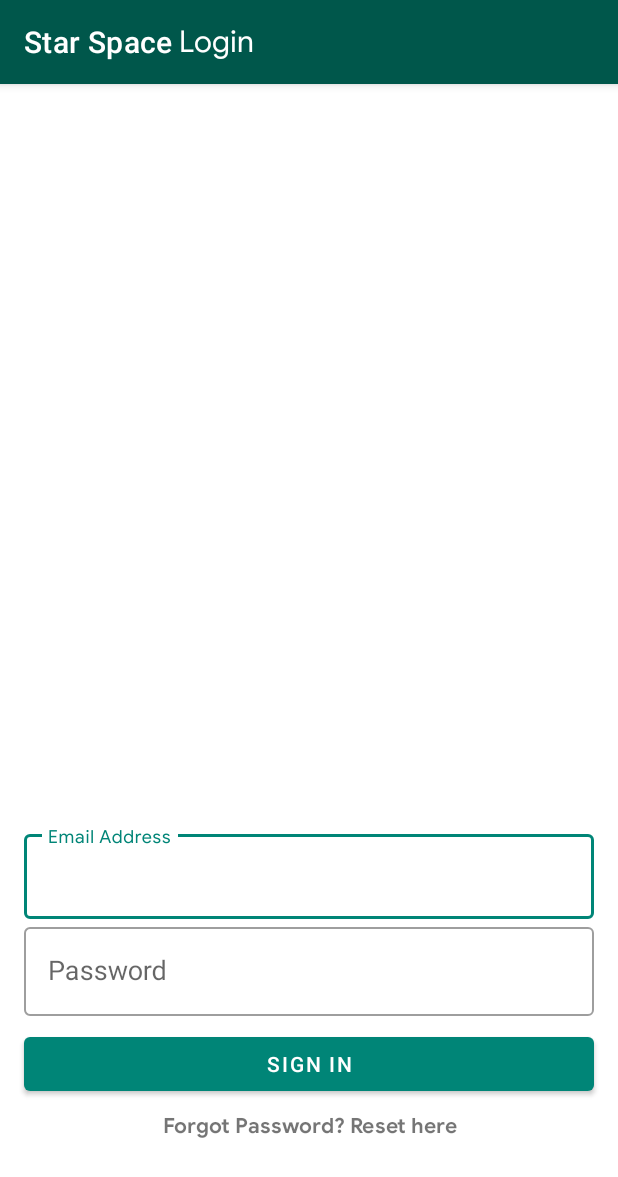
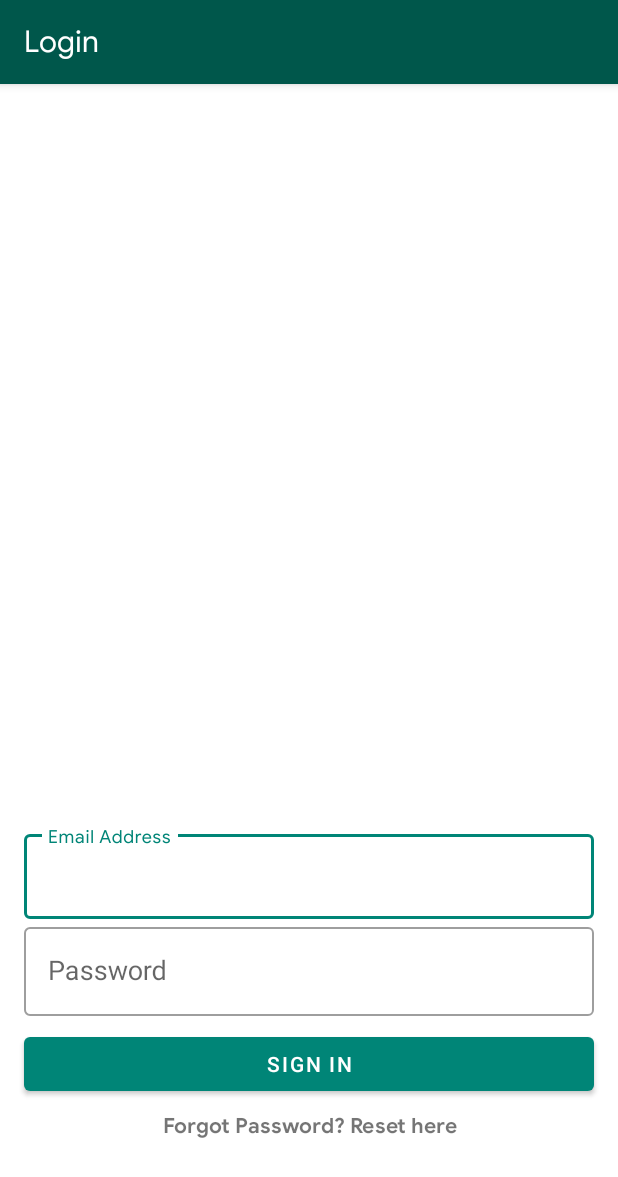
Before and after one commit to cvbutani/StarSpace, an Android app: the screen it shows after launch (LoginActivity), after a tap on "Sign In", on a phone screen of 412 x 824 dp. Shown: the top 1177 px of the screen. Run offline under Robolectric (Android 15) with nearby library versions, the phone set to English and light mode, and no system bars; our stand-ins replace Firebase (no records; nobody signed in at launch, a user with empty details on screens opened directly); libraries missing offline, so code that uses them is left out: com.orhanobut.logger, me.zhanghai.android; plain views replace MaterialProgressBar; 1 statement that could not run was skipped.

Commit message:
toolbar title changed

```diff
--- a/app/src/main/AndroidManifest.xml
+++ b/app/src/main/AndroidManifest.xml
@@ -32,6 +32,7 @@
         <activity
             android:name=".ui.profile.ProfileActivity"
             android:theme="@style/AppTheme" />
+        <activity android:name=".ui.chat.ChatActivity" />
     </application>
 
 </manifest>
--- a/app/src/main/java/com/example/chiragpc/starspace/authentication/login/LoginActivity.java
+++ b/app/src/main/java/com/example/chiragpc/starspace/authentication/login/LoginActivity.java
@@ -14,6 +14,7 @@ import com.example.chiragpc.starspace.ui.home.HomeActivity;
 import com.example.chiragpc.starspace.R;
 import com.example.chiragpc.starspace.base.BaseActivity;
 import com.google.android.material.button.MaterialButton;
+import com.google.android.material.snackbar.Snackbar;
 import com.google.android.material.textfield.TextInputEditText;
 import com.orhanobut.logger.AndroidLogAdapter;
 import com.orhanobut.logger.Logger;
@@ -28,7 +29,7 @@ public class LoginActivity extends BaseActivity implements LoginContract.View {
     TextInputEditText mEmail;
     TextInputEditText mPassword;
 
-    AppCompatTextView mPasswordReset;
+    AppCompatTextView mPasswordReset, mLoginTitle;
 
     MaterialProgressBar mProgressBar;
 
@@ -45,7 +46,6 @@ public class LoginActivity extends BaseActivity implements LoginContract.View {
 
         viewHolder();
 
-        setSupportActionBar(mToolBar);
         mPresenter = new LoginPresenter();
         mPresenter.attachView(this);
 
@@ -76,6 +76,7 @@ public class LoginActivity extends BaseActivity implements LoginContract.View {
         });
 
         mPasswordReset.setOnClickListener(v -> {
+            mLoginTitle.setText("Reset Password");
             mPassword.setVisibility(View.GONE);
             mSignIn.setText(getString(R.string.send));
         });
@@ -85,13 +86,12 @@ public class LoginActivity extends BaseActivity implements LoginContract.View {
     }
 
     private void viewHolder() {
-        mToolBar = findViewById(R.id.login_toolbar);
 
         mEmail = findViewById(R.id.login_email_address);
         mPassword = findViewById(R.id.login_password);
 
         mPasswordReset = findViewById(R.id.login_password_reset);
-
+        mLoginTitle = findViewById(R.id.login_title);
         mProgressBar = findViewById(R.id.login_progressBar);
 
         mSignIn = findViewById(R.id.login_signin);
@@ -99,8 +99,6 @@ public class LoginActivity extends BaseActivity implements LoginContract.View {
 
     @Override
     public void signInSuccess(String userID) {
-        Logger.addLogAdapter(new AndroidLogAdapter());
-        Logger.i(userID);
         startActivity(new Intent(this, HomeActivity.class).putExtra(USER_ID, userID)
                 .addFlags(Intent.FLAG_ACTIVITY_CLEAR_TASK | Intent.FLAG_ACTIVITY_NEW_TASK));
         finish();
@@ -133,6 +131,6 @@ public class LoginActivity extends BaseActivity implements LoginContract.View {
     }
 
     private void showToast(String message) {
-        Toast.makeText(LoginActivity.this, message, Toast.LENGTH_SHORT).show();
+       Snackbar.make(getCurrentFocus(), message, Snackbar.LENGTH_SHORT).show();
     }
 }
--- a/app/src/main/java/com/example/chiragpc/starspace/authentication/register/RegisterActivity.java
+++ b/app/src/main/java/com/example/chiragpc/starspace/authentication/register/RegisterActivity.java
@@ -33,8 +33,6 @@ public class RegisterActivity
         extends BaseActivity
         implements RegisterContract.View {
 
-    Toolbar mToolbar;
-
     TextInputEditText mUsername;
     TextInputEditText mEmail;
     TextInputEditText mPassword;
@@ -57,8 +55,6 @@ public class RegisterActivity
         setContentView(R.layout.activity_register);
 
         viewHolder();
-
-        setSupportActionBar(mToolbar);
 
         mPresenter = new RegisterPresenter();
         mPresenter.attachView(this);
@@ -113,7 +109,6 @@ public class RegisterActivity
     }
 
     private void viewHolder() {
-        mToolbar = findViewById(R.id.register_toolbar);
 
         mDatePicker = findViewById(R.id.register_date_picker);
         mDatePicked = findViewById(R.id.register_date_picked);
--- a/app/src/main/java/com/example/chiragpc/starspace/splash/SplashActivity.java
+++ b/app/src/main/java/com/example/chiragpc/starspace/splash/SplashActivity.java
@@ -19,8 +19,6 @@ import androidx.appcompat.widget.Toolbar;
  */
 public class SplashActivity extends AppCompatActivity {
 
-    Toolbar mToolbar;
-
     MaterialButton register;
     MaterialButton signIn;
 
@@ -29,9 +27,6 @@ public class SplashActivity extends AppCompatActivity {
         setTheme(R.style.AppTheme);
         super.onCreate(savedInstanceState);
         setContentView(R.layout.activity_splash);
-
-        mToolbar = findViewById(R.id.splash_toolbar);
-        setSupportActionBar(mToolbar);
 
         register = findViewById(R.id.splash_register);
         signIn = findViewById(R.id.splash_sign_in);
```
Also changed, not shown: app/src/main/java/com/example/chiragpc/starspace/ui/chat/ChatActivity.java (added, +19 -0 lines).
